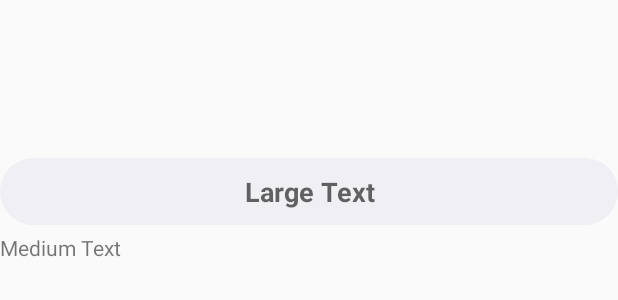
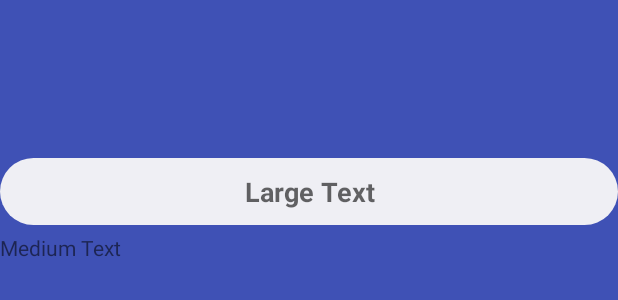
Before and after one commit to SEWCHEENDASs/HNA, an Android app: the layout activity_subtopic_information.xml on its own in the app's theme, with its tools: preview values and no code run, on a phone screen of 412 x 824 dp. Shown: the top 300 px of the screen. Run offline under Robolectric (Android 15) with nearby library versions, the phone set to English and light mode, and no system bars.

Commit message:
Background Colour

```diff
--- a/app/src/main/res/layout/activity_subtopic_detail.xml
+++ b/app/src/main/res/layout/activity_subtopic_detail.xml
@@ -4,12 +4,14 @@
     xmlns:tools="http://schemas.android.com/tools"
     android:layout_width="match_parent"
     android:layout_height="match_parent"
+    android:background="@color/colorPrimary"
     tools:context="com.johnnysayshiandroid.historynotesapplication.SubtopicDetailActivity">
 
     <ListView
+        android:id="@+id/lvListDetail"
         android:layout_width="match_parent"
         android:layout_height="match_parent"
-        android:id="@+id/lvListDetail"></ListView>
+        android:background="@color/colorPrimary"></ListView>
 
 
 </LinearLayout>
--- a/app/src/main/res/layout/activity_subtopic_information.xml
+++ b/app/src/main/res/layout/activity_subtopic_information.xml
@@ -5,6 +5,7 @@
     android:layout_width="match_parent"
     android:layout_height="match_parent"
     android:orientation="vertical"
+    android:background="@color/colorPrimary"
     tools:context="com.johnnysayshiandroid.historynotesapplication.SubtopicInformationActivity">
 
     <RelativeLayout
```
